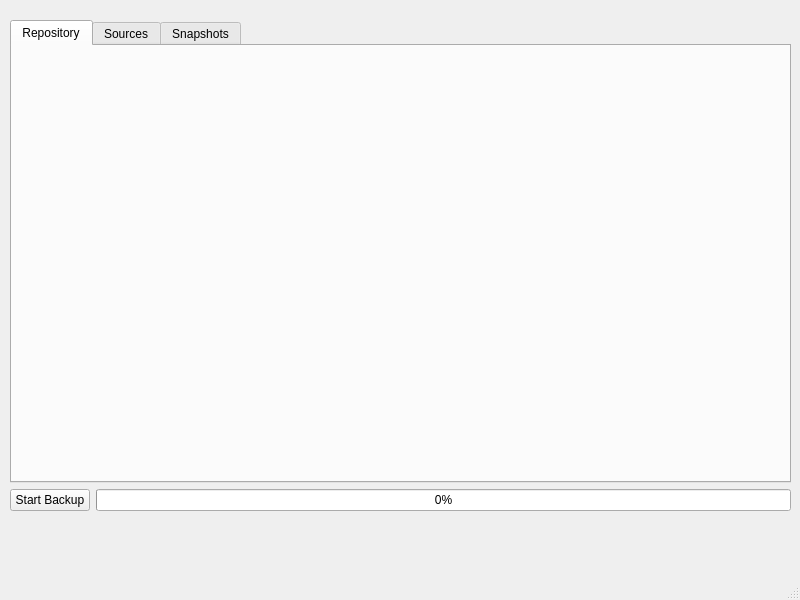
This is vorta/UI/mainwindow.ui in borgbase/vorta as Qt 5 draws it before an edit. The edited form follows.
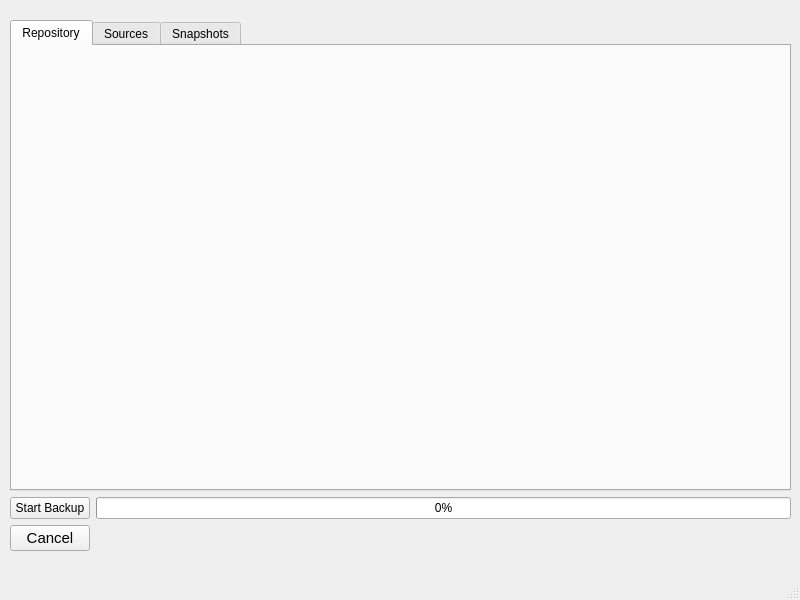
This is the edited form.

Diff of the .ui file:
```diff
--- a/vorta/UI/mainwindow.ui
+++ b/vorta/UI/mainwindow.ui
@@ -35,7 +35,7 @@
       <x>0</x>
       <y>0</y>
       <width>801</width>
-      <height>541</height>
+      <height>561</height>
      </rect>
     </property>
     <layout class="QVBoxLayout" name="verticalLayout_2">
@@ -154,6 +154,24 @@
          </property>
         </widget>
        </item>
+       <item row="1" column="0">
+        <widget class="QPushButton" name="cancelButton">
+         <property name="font">
+          <font>
+           <pointsize>11</pointsize>
+          </font>
+         </property>
+         <property name="autoFillBackground">
+          <bool>false</bool>
+         </property>
+         <property name="text">
+          <string>Cancel</string>
+         </property>
+         <property name="flat">
+          <bool>false</bool>
+         </property>
+        </widget>
+       </item>
       </layout>
      </item>
     </layout>
```
